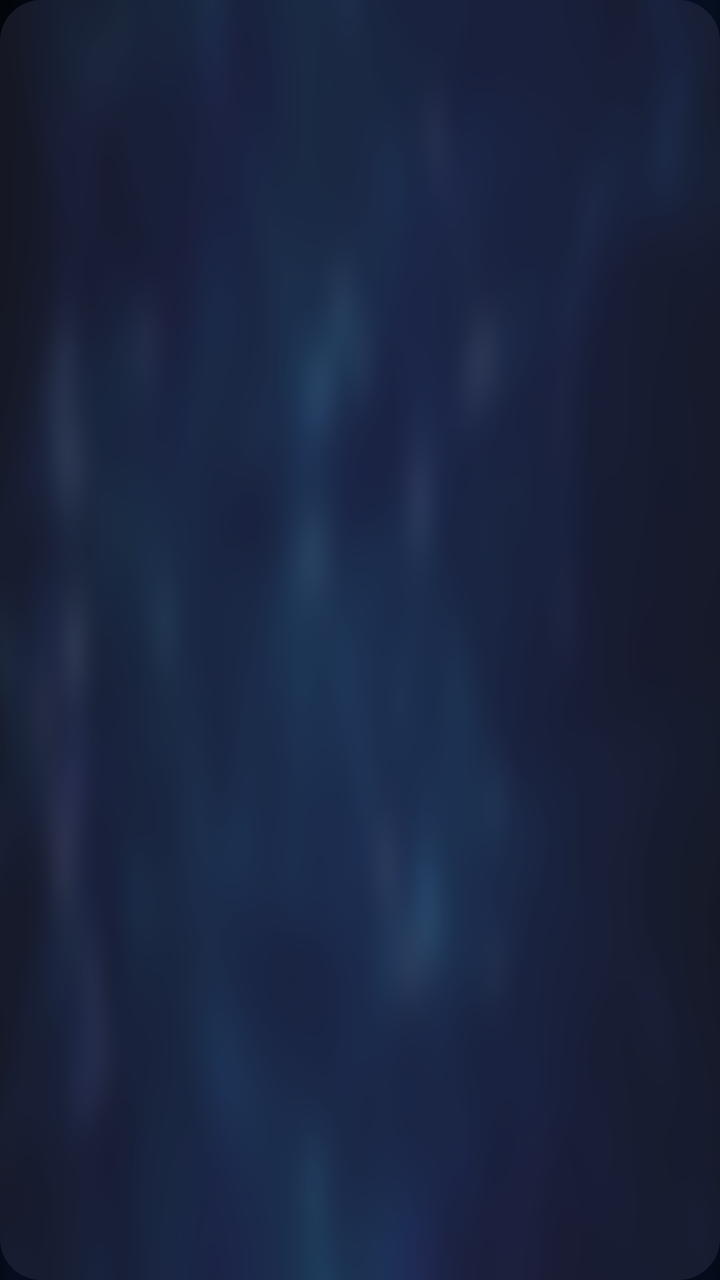
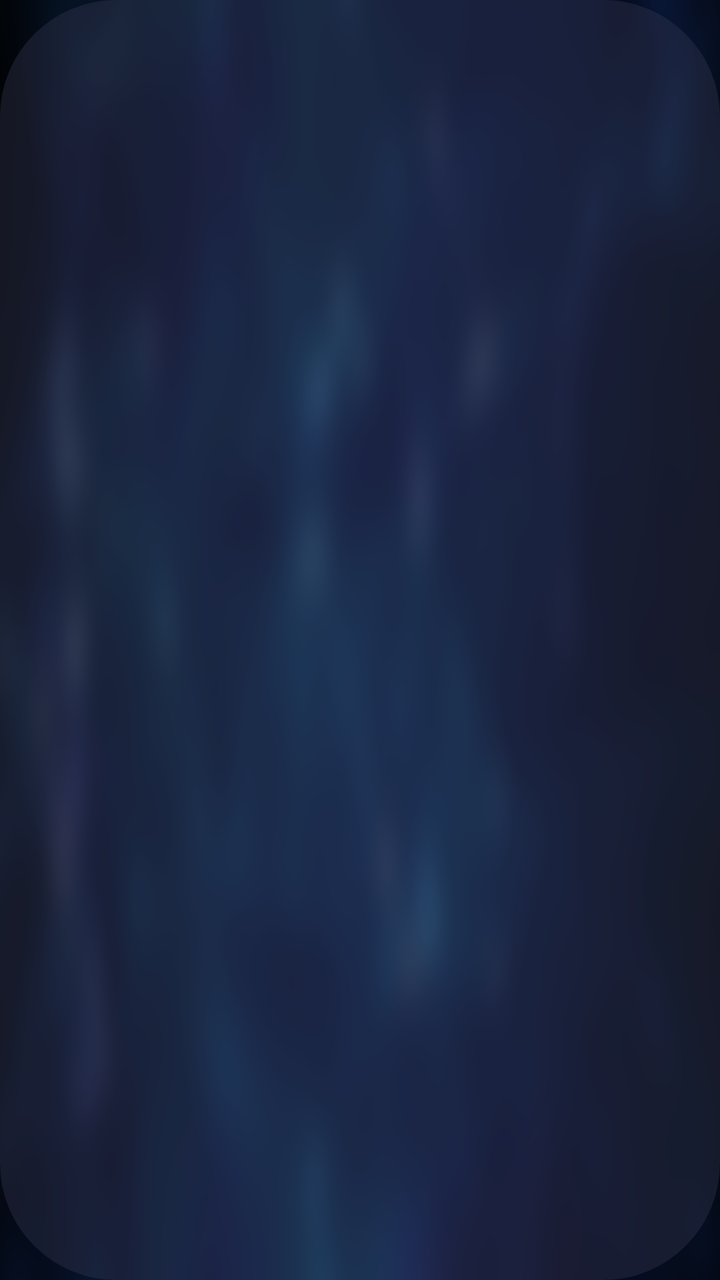

Screens rendered from an Android XML layout before and after an edit, with the pre-edit source and the edit as a unified diff.
<!-- AndroidManifest.xml: application theme AppTheme.NoActionBar -->
<!-- res/layout/dialog_update.xml -->
<?xml version="1.0" encoding="utf-8"?>
<LinearLayout xmlns:android="http://schemas.android.com/apk/res/android"
    android:layout_width="wrap_content"
    android:layout_height="wrap_content"
    android:layout_gravity="center"
    android:background="@drawable/model_dialog_bg"
    android:orientation="vertical"
    android:padding="30pt">

    <TextView
        android:id="@+id/updateInfo"
        android:layout_width="240pt"
        android:layout_height="100pt"
        android:gravity="center"
        android:lineSpacingMultiplier="1.2"
        android:textColor="@android:color/white"
        android:textSize="18pt" />

</LinearLayout>
<!-- resources referenced by this layout -->
<resources>
  <!-- drawable model_dialog_bg (drawable) -->
  <?xml version="1.0" encoding="utf-8"?>
  <shape xmlns:android="http://schemas.android.com/apk/res/android">
      <corners android:radius="10pt"/>
      <solid android:color="@color/color_6632364E"/>
  </shape>
  <style name="AppTheme.NoActionBar">
          <item name="android:windowActionBar">false</item>
          <item name="android:windowNoTitle">true</item>
          <item name="windowActionBar">false</item>
          <item name="android:windowFullscreen">true</item>//全屏即无通知栏
          <item name="android:windowContentOverlay">@null</item>//是否有遮盖
          <item name="windowNoTitle">true</item>
          <item name="android:keepScreenOn">true</item>
          
          <item name="android:windowBackground">@drawable/vod_thumb</item>
      </style>
  <color name="color_6632364E">#6632364E</color>
  <!-- drawable vod_thumb: png bitmap (drawable-xhdpi, 198620 bytes) -->
</resources>

<!-- the commit's change to res/layout/dialog_update.xml (unified diff, before → after) -->
@@ -5,15 +5,15 @@
     android:layout_gravity="center"
     android:background="@drawable/model_dialog_bg"
     android:orientation="vertical"
-    android:padding="30pt">
+    android:padding="30mm">
 
     <TextView
         android:id="@+id/updateInfo"
-        android:layout_width="240pt"
-        android:layout_height="100pt"
+        android:layout_width="240mm"
+        android:layout_height="100mm"
         android:gravity="center"
         android:lineSpacingMultiplier="1.2"
         android:textColor="@android:color/white"
-        android:textSize="18pt" />
+        android:textSize="18mm" />
 
 </LinearLayout>
<!-- resource entries referenced after the edit -->
@@ -3,7 +3,7 @@
   <!-- drawable model_dialog_bg (drawable) -->
   <?xml version="1.0" encoding="utf-8"?>
   <shape xmlns:android="http://schemas.android.com/apk/res/android">
-      <corners android:radius="10pt"/>
+      <corners android:radius="10mm"/>
       <solid android:color="@color/color_6632364E"/>
   </shape>
   <style name="AppTheme.NoActionBar">
